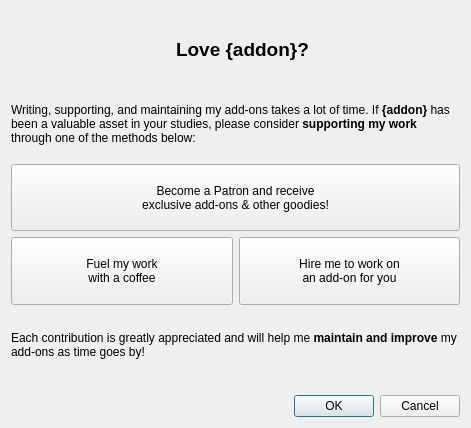
First picture: the form in designer/contrib.ui, repository glutanimate/review-heatmap, before the edit.
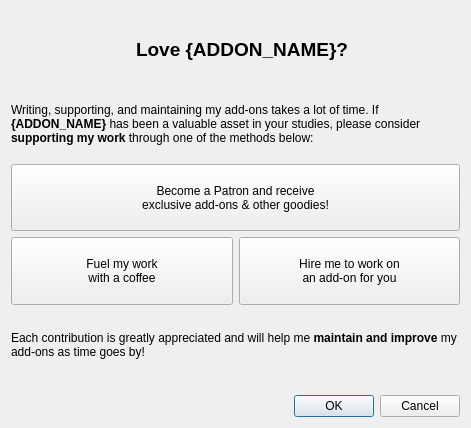
Second picture: the form after the edit. Icons and pictures are not drawn.

Commit message: Dynamically format labels and buttons with add-on metadata

What changed in the file:
```diff
--- a/designer/contrib.ui
+++ b/designer/contrib.ui
@@ -59,7 +59,7 @@
           </font>
          </property>
          <property name="text">
-          <string>&lt;html&gt;&lt;span style=&quot; font-size:14pt;&quot;&gt;Love {addon}?&lt;/span&gt;&lt;/html&gt;</string>
+          <string>&lt;html&gt;&lt;span style=&quot; font-size:14pt;&quot;&gt;Love {ADDON_NAME}?&lt;/span&gt;&lt;/html&gt;</string>
          </property>
          <property name="alignment">
           <set>Qt::AlignLeading|Qt::AlignLeft|Qt::AlignVCenter</set>
@@ -90,7 +90,7 @@
         </sizepolicy>
        </property>
        <property name="text">
-        <string>&lt;html&gt;&lt;head/&gt;&lt;body&gt;&lt;p&gt;Writing, supporting, and maintaining my add-ons takes a lot of time. If &lt;span style=&quot; font-weight:600;&quot;&gt;{addon}&lt;/span&gt; has been a valuable asset in your studies, please consider &lt;span style=&quot; font-weight:600;&quot;&gt;supporting my work&lt;/span&gt; through one of the methods below:&lt;/p&gt;&lt;/body&gt;&lt;/html&gt;</string>
+        <string>&lt;html&gt;&lt;head/&gt;&lt;body&gt;&lt;p&gt;Writing, supporting, and maintaining my add-ons takes a lot of time. If &lt;span style=&quot; font-weight:600;&quot;&gt;{ADDON_NAME}&lt;/span&gt; has been a valuable asset in your studies, please consider &lt;span style=&quot; font-weight:600;&quot;&gt;supporting my work&lt;/span&gt; through one of the methods below:&lt;/p&gt;&lt;/body&gt;&lt;/html&gt;</string>
        </property>
        <property name="wordWrap">
         <bool>true</bool>
```
Left out of the diff: 4 changed lines with no effect on the pictures. The commit also changes 4 other files.
